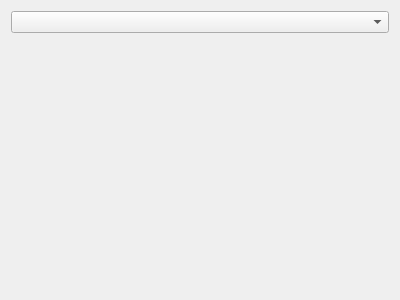
Old version of the form tools/scriptenginedebugger/scriptenginedebugger.ui in the repository KDAB/GammaRay.
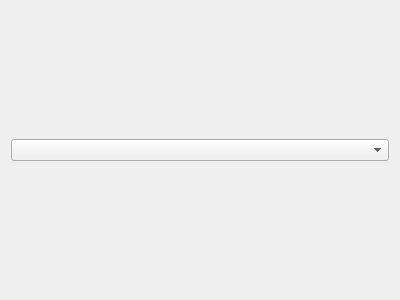
New version of the form.

Commit message: remove superflous spacer

```diff
--- a/tools/scriptenginedebugger/scriptenginedebugger.ui
+++ b/tools/scriptenginedebugger/scriptenginedebugger.ui
@@ -17,19 +17,6 @@
         <item>
          <widget class="QComboBox" name="scriptEngineComboBox"/>
         </item>
-        <item>
-         <spacer name="verticalSpacer">
-          <property name="orientation">
-           <enum>Qt::Vertical</enum>
-          </property>
-          <property name="sizeHint" stdset="0">
-           <size>
-            <width>20</width>
-            <height>510</height>
-           </size>
-          </property>
-         </spacer>
-        </item>
        </layout>
  </widget>
  <resources/>
```
